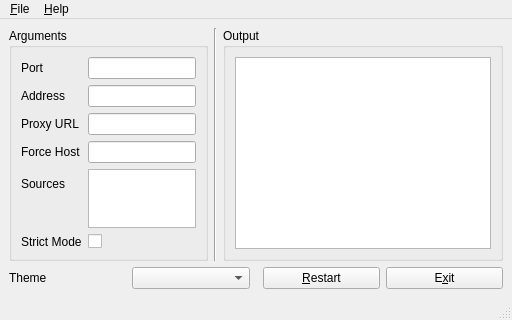
Above: src/mainwindow.ui from FrzMtrsprt/QtUnblockNeteaseMusic before the change. Below: the same form after it.
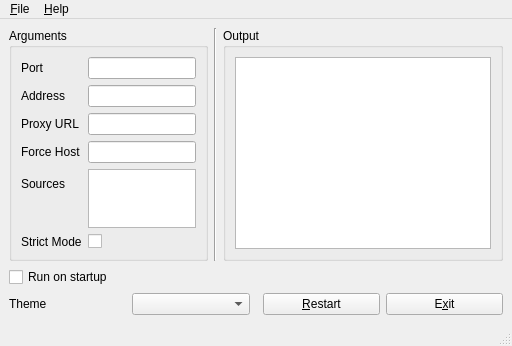
That is the form after the change.

Commit message: New feature: run on startup

Diff of the .ui file:
```diff
--- a/src/mainwindow.ui
+++ b/src/mainwindow.ui
@@ -237,6 +237,13 @@
       </item>
      </layout>
     </item>
+    <item row="2" column="0">
+     <widget class="QCheckBox" name="startupCheckBox">
+      <property name="text">
+       <string>Run on startup</string>
+      </property>
+     </widget>
+    </item>
    </layout>
   </widget>
   <widget class="QMenuBar" name="menubar">
```
Left out of the diff: 2 changed lines with no effect on the pictures. The commit also changes 5 other files.
